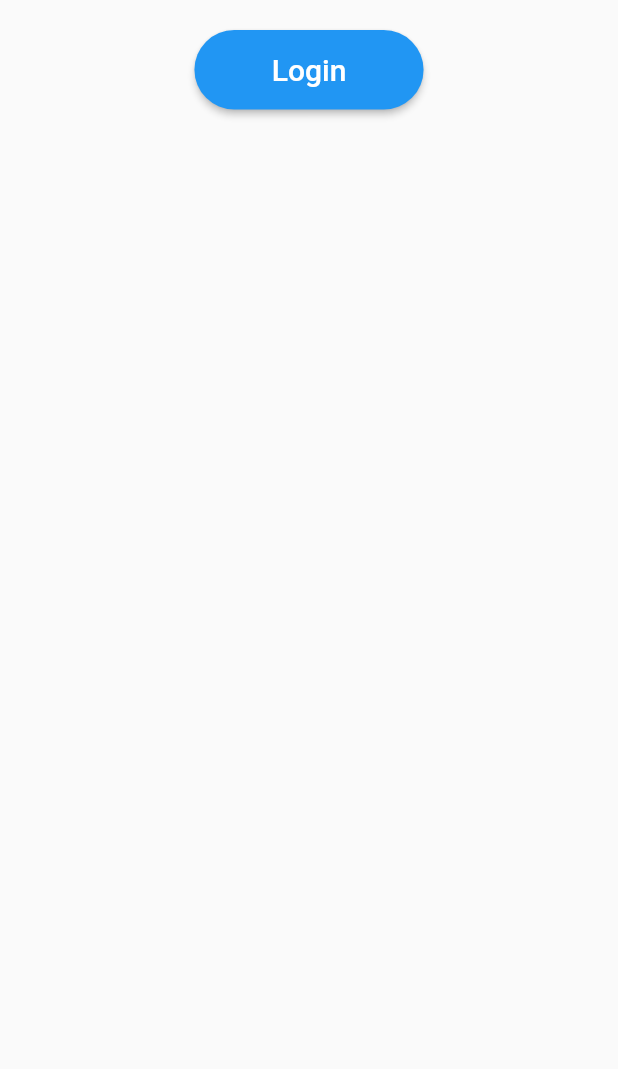
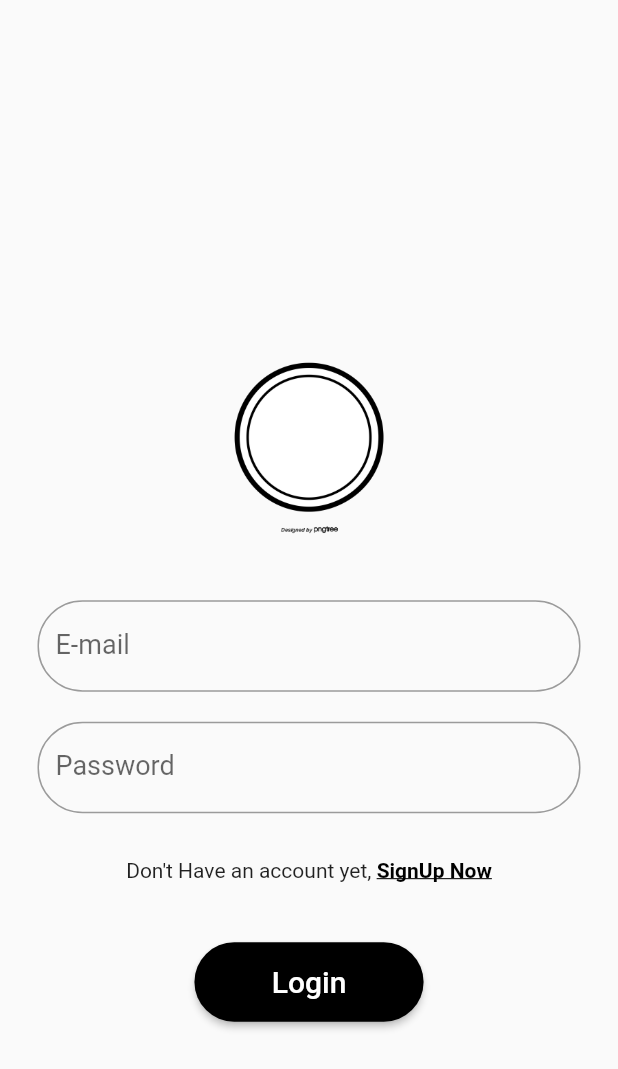
Before and after one commit to Akshima-Ghai/OneEducationalAppForAll, a Flutter app: the screen it shows after launch, on a phone screen of 412 x 824 dp. Shown: the top 1069 px of the screen. Run offline on Flutter 3.47's test engine with Material 2 defaults, Android fonts, the phone set to English and light mode, and no system bars; our stand-ins replace animated_splash_screen.

Commit message:
resolved conflicts

```diff
--- a/lib/login_page.dart
+++ b/lib/login_page.dart
@@ -14,12 +14,74 @@ class _loginState extends State<login> {
     Size size = MediaQuery.of(context).size;
     return Scaffold(
       body: Center(
-        child: Column(
-          children: <Widget>[
-            buildLoginButton(size),
-          ],
+        child: SingleChildScrollView(
+          child: Column(
+            children: <Widget>[
+              buildLogo(size),
+              buildInputField("E-mail", true),
+              buildInputField("Password", false),
+              buildSignUpText(size),
+              buildLoginButton(size),
+            ],
+          ),
         ),
       ),
+    );
+  }
+
+  Widget buildLogo(Size size) {
+    return Container(
+      child: Image.asset(
+        "assets/images/temporary.png", //temporary logo.
+        height: size.height / 6,
+        width: size.width / 2,
+      ),
+      margin: EdgeInsets.only(top: 100, bottom: 40),
+    );
+  }
+
+  Widget buildSignUpText(Size size) {
+    return Container(
+      margin: EdgeInsets.only(bottom: 20, top: 10),
+      child: Row(
+        mainAxisAlignment: MainAxisAlignment.center,
+        children: <Widget>[
+          Text("Don't Have an account yet, "),
+          InkWell(
+            child: Text(
+              "SignUp Now",
+              softWrap: true,
+              style: TextStyle(
+                color: Colors.black,
+                fontWeight: FontWeight.bold,
+                decoration: TextDecoration.underline,
+              ),
+            ),
+            onTap: () {
+              Navigator.pop(context);
+              Navigator.pushNamed(context, '/SignUp');
+            },
+          )
+        ],
+      ),
+    );
+  }
+
+  Widget buildInputField(String fieldName, bool visible, {bottom = 20.0}) {
+    return Container(
+//      padding: EdgeInsets.only(left: 20, right: 15),
+      child: TextField(
+        cursorColor: Colors.blue,
+        obscureText: !visible,
+        style: TextStyle(fontSize: 18),
+        decoration: InputDecoration(
+          labelText: fieldName,
+          hintText: fieldName,
+          hintStyle: TextStyle(fontSize: 18),
+          border: OutlineInputBorder(borderRadius: BorderRadius.circular(30)),
+        ),
+      ),
+      margin: EdgeInsets.fromLTRB(25, 0, 25, bottom),
     );
   }
 
@@ -29,7 +91,7 @@ class _loginState extends State<login> {
       child: ElevatedButton(
         style: ElevatedButton.styleFrom(
           padding: EdgeInsets.fromLTRB(size.width / 8, 15, size.width / 8, 15),
-          primary: Colors.blue,
+          primary: Colors.black,
           shape: new RoundedRectangleBorder(
             borderRadius: new BorderRadius.circular(30.0),
           ),
--- a/lib/main.dart
+++ b/lib/main.dart
@@ -1,6 +1,6 @@
 import 'package:flutter/material.dart';
 import 'package:animated_splash_screen/animated_splash_screen.dart';
-import 'package:one_edu_app_for_all/home_page.dart';
+import 'package:one_edu_app_for_all/Main_page.dart';
 import 'package:one_edu_app_for_all/login_page.dart';
 
 void main() {
@@ -30,7 +30,7 @@ class MyApp extends StatelessWidget {
           backgroundColor: Colors.green //color
           ),
       routes: {
-        'app/home': (context) => home(),
+        'app/home': (context) => MainPage(),
         'app/login': (context) => login(),
       },
     );
```
Also changed, not shown: lib/Main_page.dart (added, +372 -0 lines), lib/home_page.dart (deleted, +0 -20 lines), 5 other files.
